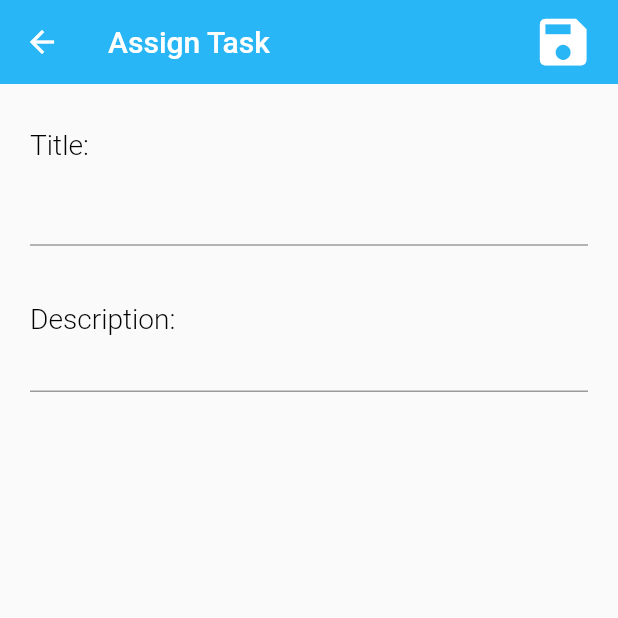
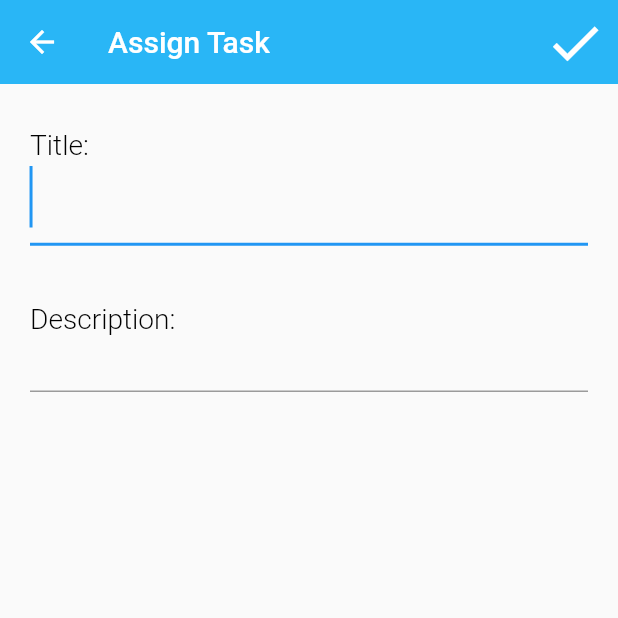
Before and after one commit to Miroj-chamling/To-Do-App, a Flutter app: the TodoModify screen opened directly, on a phone screen of 412 x 824 dp, the top half of it. Run offline on Flutter 3.47's test engine with Material 2 defaults, Android fonts, the phone set to English and light mode, and no system bars.

```diff
--- /dev/null
+++ b/lib/provider/addtask.dart
@@ -0,0 +1,23 @@
+import 'package:flutter/material.dart';
+import 'package:todo_app/models/tasklist.dart';
+
+class AddTask extends ChangeNotifier {
+  List<TaskList> _taskList = [
+    TaskList(
+      taskId: 1,
+      title: "Play football",
+      Description: "We have a very important match against real madrid.",
+      createdAt: DateTime.now(),
+    ),
+    TaskList(
+      taskId: 2,
+      title: "Study for exam",
+      Description: "The exam is from the next week.",
+      important: true,
+      createdAt: DateTime.now(),
+    ),
+  ];
+  List<TaskList> get addedtask {
+    return [..._taskList];
+  }
+}
--- a/lib/screens/todo_modify.dart
+++ b/lib/screens/todo_modify.dart
@@ -4,32 +4,53 @@ class TodoModify extends StatefulWidget {
   final int? taskId;
   final String? title;
   final String? description;
-  TodoModify({this.taskId, this.title, this.description});
+  TodoModify({
+    this.taskId,
+    this.title,
+    this.description,
+  });
 
   @override
   State<TodoModify> createState() => _TodoModifyState();
 }
 
 class _TodoModifyState extends State<TodoModify> {
+  String _title = '';
+  String _description = '';
   bool get isEditing => widget.taskId != null;
+  TextEditingController? _titleController;
+  TextEditingController? _descriptionController;
+  @override
+  void initState() {
+    _titleController = TextEditingController(text: widget.title);
+    _descriptionController = TextEditingController(text: widget.description);
+    super.initState();
+  }
 
+  @override
+  void dispose() {
+    _titleController?.dispose();
+    _descriptionController?.dispose();
+    super.dispose();
+  }
+
+  //int count = 1;
   @override
   Widget build(BuildContext context) {
     final _size = MediaQuery.of(context).size;
+    final _controller = TextEditingController();
     return Scaffold(
       appBar: AppBar(
         backgroundColor: Theme.of(context).accentColor,
         title: Text(isEditing ? 'Edit Task' : 'Assign Task'),
         elevation: 0,
         actions: [
-          Padding(
-            padding: const EdgeInsets.only(right: 16.0),
-            child: GestureDetector(
-              onTap: () {
-                print('saved');
-              },
+          InkWell(
+            onTap: () {}, //.....
+            child: Padding(
+              padding: const EdgeInsets.all(8.0),
               child: Icon(
-                Icons.save,
+                Icons.check_sharp,
                 size: _size.height * 0.05,
               ),
             ),
@@ -38,32 +59,35 @@ class _TodoModifyState extends State<TodoModify> {
       ),
       body: Padding(
         padding: EdgeInsets.only(top: 20.0, left: 20, right: 20, bottom: 15),
+        child: SingleChildScrollView(
           child: Column(
             children: [
-            TextField(
+              TextFormField(
+                initialValue: widget.title,
+                //controller: _titleController,
+                onChanged: (titlee) => setState(
+                  () => titlee = _title,
+                ),
+                autofocus: true, //...
                 style: TextStyle(
                   fontSize: 35,
                   color: Colors.black,
                 ),
                 decoration: InputDecoration(
-                labelText: 'Title:',
+                  labelText: 'Title: ',
                   labelStyle: TextStyle(
                     fontWeight: FontWeight.w300,
                     color: Colors.black,
                     fontSize: 25,
                   ),
-                hintText: isEditing ? '${widget.title}' : null,
-                hintStyle: TextStyle(
-                  color: Colors.black,
-                  fontSize: 35,
-                ),
-                floatingLabelBehavior: FloatingLabelBehavior.always,
                 ),
               ),
               SizedBox(
                 height: _size.height * 0.035,
               ),
-            TextField(
+              TextFormField(
+                initialValue: widget.description,
+                onChanged: (desc) => setState(() => desc = _description),
                 keyboardType: TextInputType.multiline,
                 maxLines: null,
                 style: TextStyle(
@@ -77,16 +101,27 @@ class _TodoModifyState extends State<TodoModify> {
                     color: Colors.black,
                     fontSize: 25,
                   ),
-                hintText: isEditing ? '${widget.description}' : null,
-                hintStyle: TextStyle(
-                  color: Colors.black,
-                  fontSize: 19,
-                ),
-                hintMaxLines: 2,
                   floatingLabelBehavior: FloatingLabelBehavior.always,
                 ),
               ),
+              // FloatingActionButton(
+              //   onPressed: () {
+              //     setState(() {
+              //       count += 1;
+              //     });
+              //   },
+              //   child: Text('+1'),
+              // ),
+              // ElevatedButton(
+              //   onPressed: () {
+              //     setState(() {
+              //       count = 0;
+              //     });
+              //   },
+              //   child: Text('Reset count'),
+              // ),
             ],
+          ),
         ),
       ),
     );
--- a/pubspec.yaml
+++ b/pubspec.yaml
@@ -33,6 +33,7 @@ dependencies:
   # The following adds the Cupertino Icons font to your application.
   # Use with the CupertinoIcons class for iOS style icons.
   cupertino_icons: ^1.0.2
+  provider: ^6.0.2
 
 dev_dependencies:
   flutter_test:
```
Also changed, not shown: lib/main.dart (+6 -1 lines), lib/screens/mainpage.dart (+12 -28 lines), pubspec.lock. Lines whose indentation alone changed are shown as unchanged.
